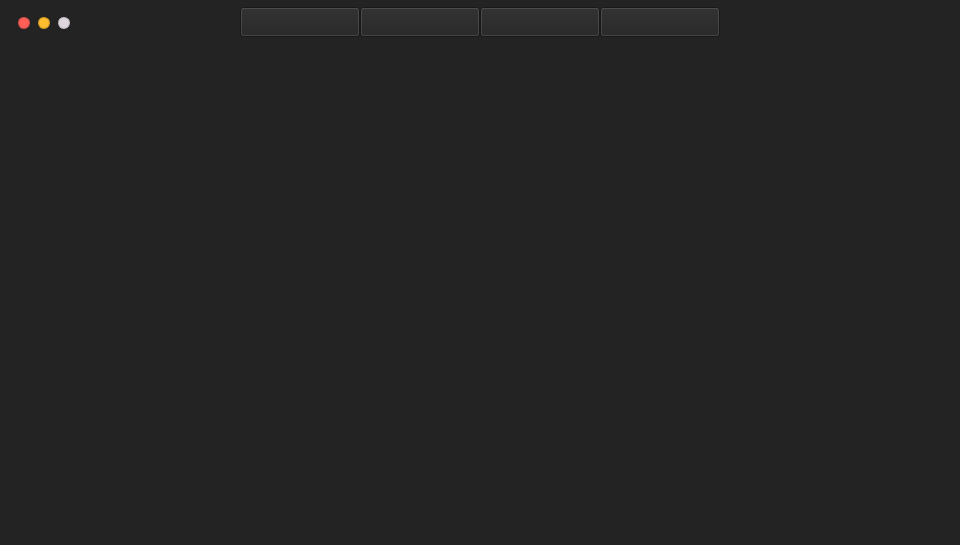
Qt form MainWindow.ui (TF-LAVENDER/Lavender) before a commit.
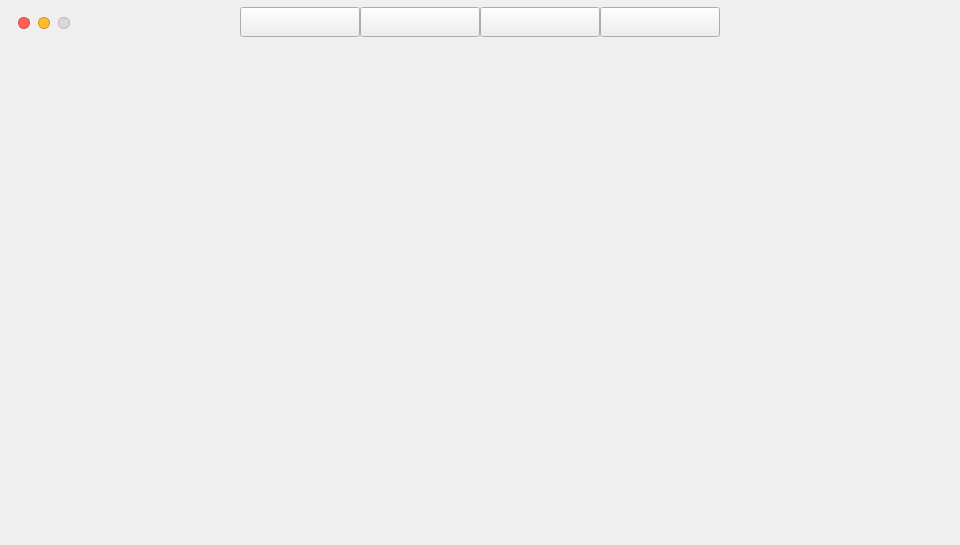
The same form after that commit. Icons and pictures are not drawn.

The edit to the form file:
```diff
--- a/MainWindow.ui
+++ b/MainWindow.ui
@@ -14,7 +14,7 @@
    <string>MainWindow</string>
   </property>
   <property name="styleSheet">
-   <string notr="true">background-color: rgb(35, 35, 35); </string>
+   <string notr="true"/>
   </property>
   <widget class="QWidget" name="centralwidget">
    <widget class="QPushButton" name="menuButton1">
```
